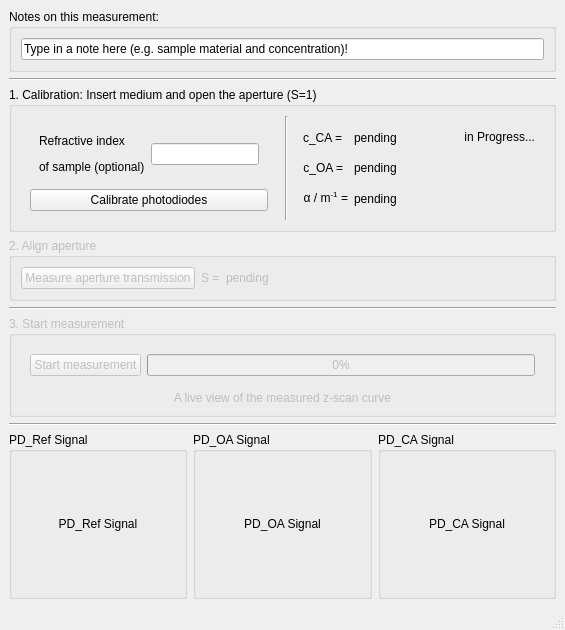
FabianKonig/zScanMeasurementManager, file gui_design/design.ui: the form before one commit.
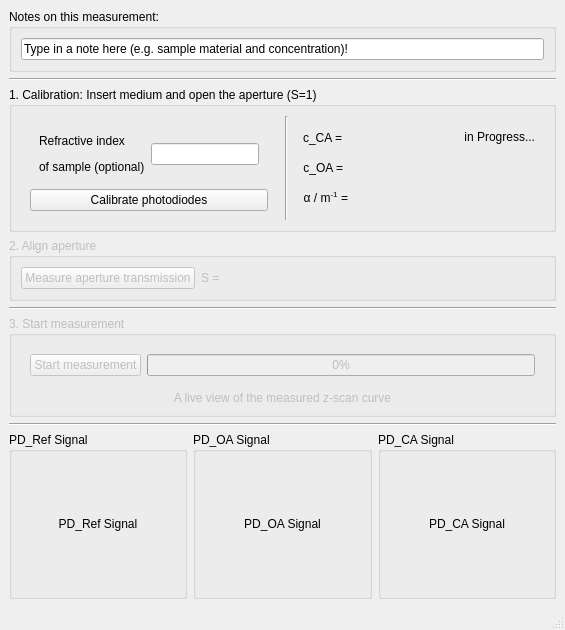
The form after the commit.

Patch:
```diff
--- a/gui_design/design.ui
+++ b/gui_design/design.ui
@@ -141,13 +141,6 @@
        <item>
         <widget class="QWidget" name="widgetCalibrationValues" native="true">
          <layout class="QGridLayout" name="gridLayout">
-          <item row="0" column="2">
-           <widget class="QLabel" name="label_cCAValue">
-            <property name="text">
-             <string>pending</string>
-            </property>
-           </widget>
-          </item>
           <item row="0" column="1">
            <widget class="QLabel" name="label_cCA">
             <property name="sizePolicy">
@@ -216,14 +209,21 @@
           <item row="2" column="2">
            <widget class="QLabel" name="label_alpha_VALUE">
             <property name="text">
-             <string>pending</string>
+             <string/>
             </property>
            </widget>
           </item>
           <item row="1" column="2">
            <widget class="QLabel" name="label_cOAValue">
             <property name="text">
-             <string>pending</string>
+             <string/>
+            </property>
+           </widget>
+          </item>
+          <item row="0" column="2">
+           <widget class="QLabel" name="label_cCAValue">
+            <property name="text">
+             <string/>
             </property>
            </widget>
           </item>
@@ -271,7 +271,7 @@
        <item>
         <widget class="QLabel" name="labelApertureTransmittanceValue">
          <property name="text">
-          <string>pending</string>
+          <string/>
          </property>
         </widget>
        </item>
```
